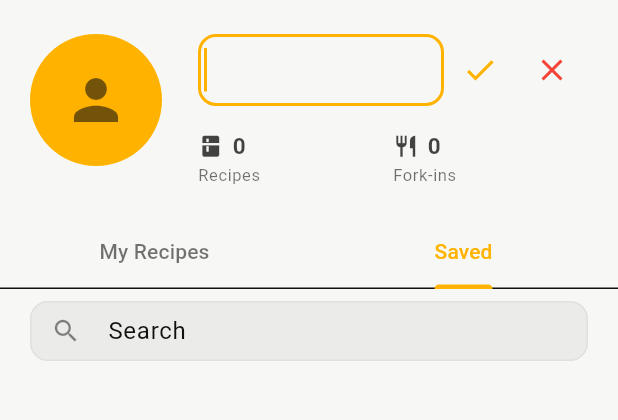
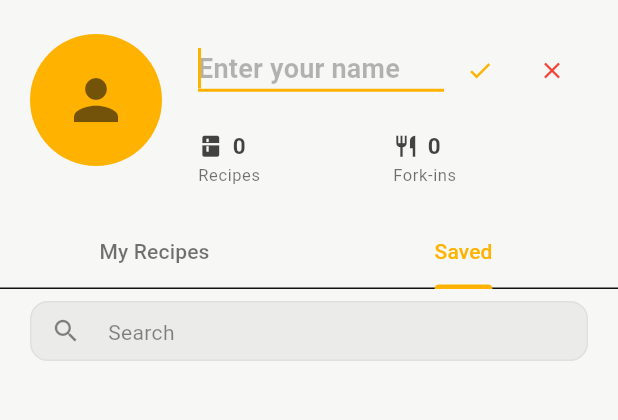
Before and after one commit to badriannp/forking-food, a Flutter app: the ProfileScreen screen opened directly, tab 2 chosen, after a tap on the "edit" icon, on a phone screen of 412 x 824 dp, the part 80-500 px from its top. Run offline on Flutter 3.47's test engine with Material 3 defaults, Android fonts, the phone set to English and light mode, and no system bars; our stand-ins replace cloud_firestore, firebase_auth, firebase_core, firebase_storage, flutter_card_swiper, flutter_svg and 4 more; missing offline and left inert: flutter_facebook_auth; accounts and stored records are empty; project files that could hold a hidden picture were left out.

Commit message:
refactor: UI updates
Recipes fork-in count only for today in discover. Name editing update. Recipe card update.

```diff
--- a/lib/screens/tabs/profile_screen.dart
+++ b/lib/screens/tabs/profile_screen.dart
@@ -486,7 +486,16 @@ class _ProfileScreenState extends State<ProfileScreen> with TickerProviderStateM
 
   @override
   Widget build(BuildContext context) {
-    return Scaffold(
+    return GestureDetector(
+      onTap: () {
+        // Tap outside to save name if editing
+        if (_isEditingName) {
+          _saveName();
+        }
+        // Unfocus any active text field
+        FocusScope.of(context).unfocus();
+      },
+      child: Scaffold(
         appBar: AppBar(
           centerTitle: true,
           scrolledUnderElevation: 0,
@@ -567,6 +576,7 @@ class _ProfileScreenState extends State<ProfileScreen> with TickerProviderStateM
                 ),
               ),
             ],
+          ),
         ),
       ),
     );
@@ -662,21 +672,43 @@ class _ProfileScreenState extends State<ProfileScreen> with TickerProviderStateM
                           textAlign: TextAlign.left,
                           style: Theme.of(context).textTheme.titleMedium?.copyWith(
                             fontWeight: FontWeight.bold,
-                            fontSize: 19,
+                            fontSize: 18,
                           ),
-                          decoration: const InputDecoration(
-                            border: InputBorder.none,
-                            contentPadding: EdgeInsets.zero,
+                          decoration: InputDecoration(
+                            isDense: true,
+                            contentPadding: const EdgeInsets.only(bottom: 2),
+                            border: const UnderlineInputBorder(
+                              borderSide: BorderSide(width: 1, color: Colors.grey),
                             ),
+                            enabledBorder: const UnderlineInputBorder(
+                              borderSide: BorderSide(width: 1, color: Colors.grey),
+                            ),
+                            focusedBorder: UnderlineInputBorder(
+                              borderSide: BorderSide(width: 2, color: Theme.of(context).colorScheme.primary),
+                            ),
+                            hintText: 'Enter your name',
+                            hintStyle: Theme.of(context).textTheme.titleMedium?.copyWith(
+                              fontWeight: FontWeight.bold,
+                              fontSize: 18,
+                              color: Theme.of(context).colorScheme.onSurface.withOpacity(0.3),
+                            ),
+                          ),
+                          onSubmitted: (_) => _saveName(),
+                          onEditingComplete: _saveName,
                         ),
                       ),
                       IconButton(
-                        icon: const Icon(Icons.check),
+                        icon: const Icon(Icons.check, size: 18),
+                        padding: const EdgeInsets.all(4),
+                        constraints: const BoxConstraints(),
                         onPressed: _saveName,
                         color: Theme.of(context).colorScheme.primary,
+                        tooltip: 'Save',
                       ),
                       IconButton(
-                        icon: const Icon(Icons.close),
+                        icon: const Icon(Icons.close, size: 18),
+                        padding: const EdgeInsets.all(4),
+                        constraints: const BoxConstraints(),
                         onPressed: () {
                           setState(() {
                             _isEditingName = false;
@@ -684,6 +716,7 @@ class _ProfileScreenState extends State<ProfileScreen> with TickerProviderStateM
                           });
                         },
                         color: Theme.of(context).colorScheme.error,
+                        tooltip: 'Cancel',
                       ),
                     ],
                   ),
@@ -702,6 +735,8 @@ class _ProfileScreenState extends State<ProfileScreen> with TickerProviderStateM
                       ),
                       IconButton(
                         icon: const Icon(Icons.edit, size: 16),
+                        padding: const EdgeInsets.all(4),
+                        constraints: const BoxConstraints(),
                         onPressed: () {
                           setState(() {
                             _isEditingName = true;
@@ -711,6 +746,7 @@ class _ProfileScreenState extends State<ProfileScreen> with TickerProviderStateM
                           });
                         },
                         color: Theme.of(context).colorScheme.primary,
+                        tooltip: 'Edit name',
                       ),
                     ],
                   ),
@@ -769,6 +805,9 @@ class _ProfileScreenState extends State<ProfileScreen> with TickerProviderStateM
           filled: true,
           fillColor: Theme.of(context).colorScheme.onSurface.withOpacity(0.05),
           contentPadding: const EdgeInsets.symmetric(horizontal: 4, vertical: 6),
+          hintStyle: Theme.of(context).textTheme.bodyMedium?.copyWith(
+            color: Theme.of(context).colorScheme.onSurface.withOpacity(0.5),
+          ),
           hintText: 'Search',
         ),
       ),
--- a/lib/widgets/recipe_card.dart
+++ b/lib/widgets/recipe_card.dart
@@ -34,7 +34,7 @@ class RecipeCard extends StatelessWidget {
       elevation: 12,
       surfaceTintColor: Colors.transparent,
       shape: RoundedRectangleBorder(
-        borderRadius: BorderRadius.circular(16),
+        borderRadius: BorderRadius.circular(24),
       ),
       child: SingleChildScrollView(
         physics: const BouncingScrollPhysics(),
```
Also changed, not shown: lib/services/recipe_service.dart (+33 -0 lines). Lines whose indentation alone changed are shown as unchanged.
